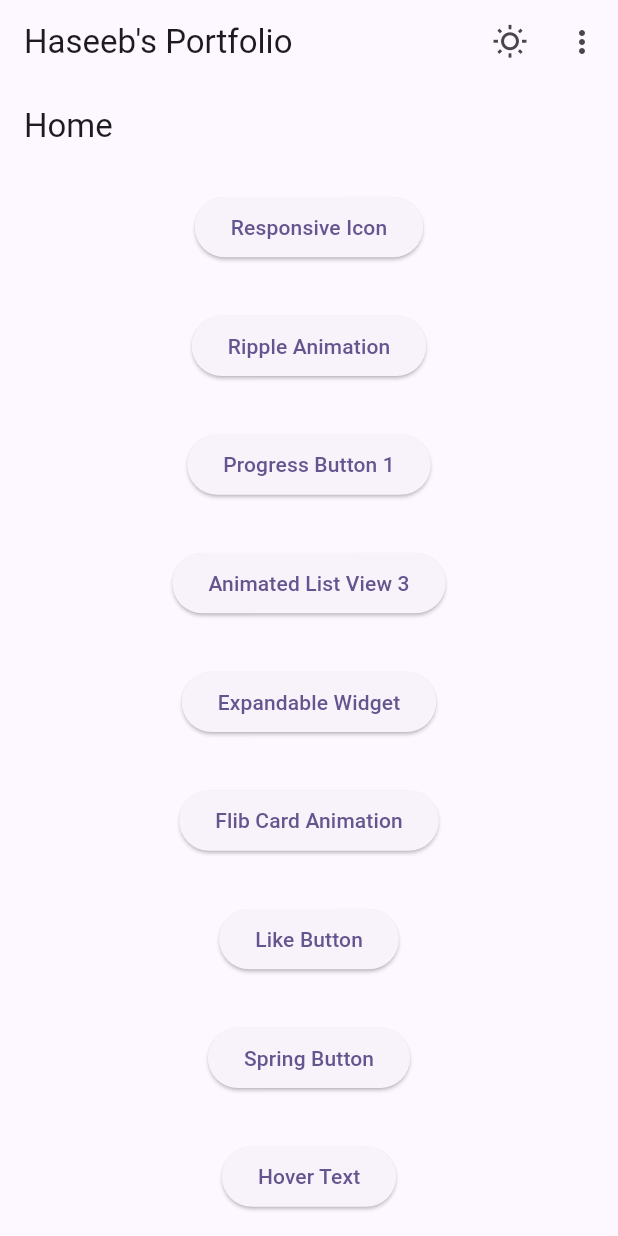
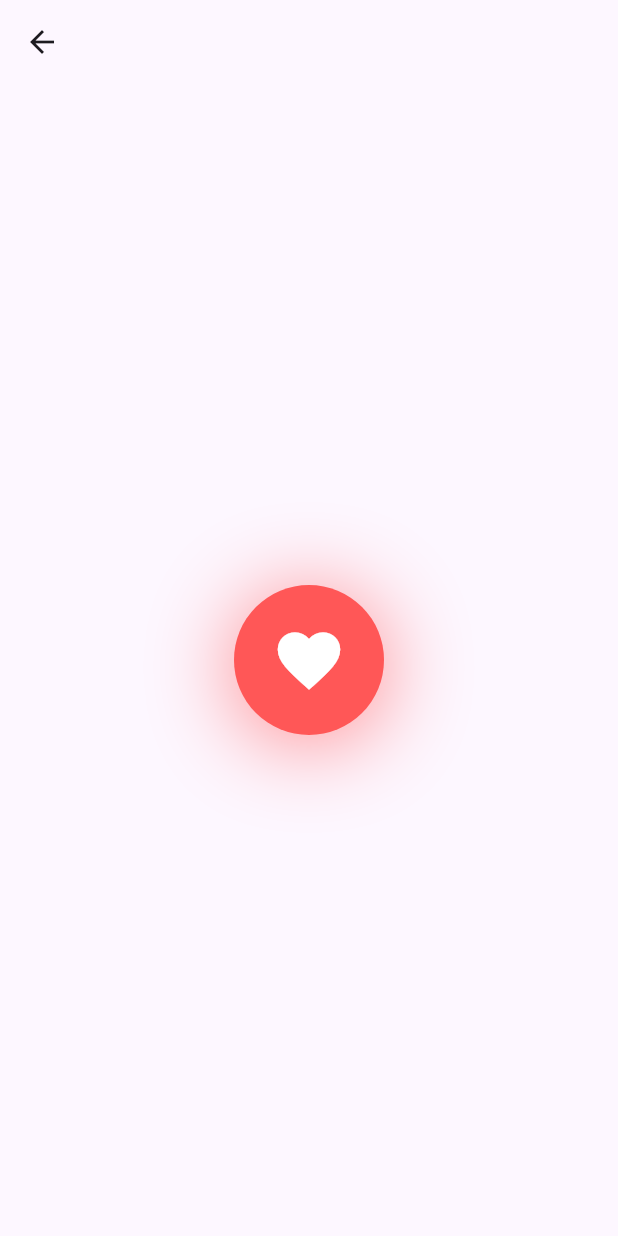
Before and after one commit to HaseebKahn365/material_by_haseeb, a Flutter app: the screen it shows after launch, after a tap on "Responsive Icon", on a phone screen of 412 x 824 dp. Run offline on Flutter 3.47's test engine with Material 3 defaults, Android fonts, the phone set to English and light mode, and no system bars; Roboto replaces fonts that are missing (Product Sans).

Commit message:
made the responsive icon button

```diff
--- a/lib/home_view.dart
+++ b/lib/home_view.dart
@@ -1,4 +1,5 @@
 import 'package:flutter/material.dart';
+import 'package:material_by_haseeb/widgets_screens/1responsive_icon.dart';
 
 /*This project is going to contain most of the beautiful widgets and components from the flutter Animation app and the flutter plugin app.
 Here is the list of the widgets that we are going to cover in this project.
@@ -35,7 +36,13 @@ class HomeBody extends StatelessWidget {
             //this is the button to launch the responsive icon widget
             ElevatedButton(
               onPressed: () {
-                Navigator.pushNamed(context, '/responsive_icon');
+                //push to responsive icon widget without using named routes
+                Navigator.push(
+                  context,
+                  MaterialPageRoute(
+                    builder: (context) => ResponsiveIcons(),
+                  ),
+                );
               },
               child: const Text('Responsive Icon'),
             ),
--- a/lib/widgets_screens/1responsive_icon.dart
+++ b/lib/widgets_screens/1responsive_icon.dart
@@ -0,0 +1,95 @@
+import 'package:flutter/material.dart';
+
+class ResponsiveIcons extends StatefulWidget {
+  @override
+  _ResponsiveIconsState createState() => _ResponsiveIconsState();
+}
+
+class _ResponsiveIconsState extends State<ResponsiveIcons>
+    with SingleTickerProviderStateMixin {
+  late AnimationController _controller;
+  late Animation<double> _animation;
+  bool tap = true;
+  bool show = true;
+  bool isPressed = false;
+
+  @override
+  void initState() {
+    super.initState();
+    _controller = AnimationController(
+      duration: const Duration(milliseconds: 500),
+      vsync: this,
+    )..addListener(() {
+        setState(() {});
+      });
+
+    _animation = Tween<double>(begin: 30, end: 50).animate(_controller);
+  }
+
+  @override
+  void dispose() {
+    _controller.dispose();
+    super.dispose();
+  }
+
+  @override
+  Widget build(BuildContext context) {
+    return Scaffold(
+      appBar: AppBar(),
+      body: Center(
+        child: Container(
+          //make it appear smaller when pressed
+          transform: Matrix4.identity()..scale(isPressed ? 0.7 : 1.0),
+          transformAlignment: Alignment.center,
+          child: Material(
+            color: Colors.transparent,
+            child: InkWell(
+              highlightColor: Colors.transparent,
+              splashColor: Colors.transparent,
+              hoverColor: Colors.transparent,
+              mouseCursor: SystemMouseCursors.click,
+              onHighlightChanged: (value) {
+                tap = !value;
+                show = false;
+                if (tap == true) {
+                  _controller.forward();
+                } else {
+                  _controller.reverse();
+                }
+              },
+              onTap: () {
+                show = false;
+                setState(() {
+                  isPressed = true;
+                });
+              },
+              child: AnimatedContainer(
+                curve: Curves.fastLinearToSlowEaseIn,
+                duration: Duration(milliseconds: 1500),
+                height: tap ? 100 : 70,
+                width: tap ? 100 : 70,
+                decoration: BoxDecoration(
+                    color: isPressed ? Colors.white : Color(0xFFFF5757),
+                    shape: BoxShape.circle,
+                    boxShadow: [
+                      BoxShadow(
+                          color: (!isPressed)
+                              ? Color(0xFFFF5757).withOpacity(0.7)
+                              : const Color.fromARGB(255, 237, 198, 198)
+                                  .withOpacity(0.7),
+                          offset: Offset(0, 5),
+                          blurRadius: 50)
+                    ]),
+                child: Icon(
+                  Icons.favorite,
+                  color: isPressed ? Color(0xFFFF5757) : Colors.white,
+                  size: show ? 50 : _animation.value,
+                ),
+              ),
+            ),
+          ),
+        ),
+      ),
+    );
+  }
+}
```
